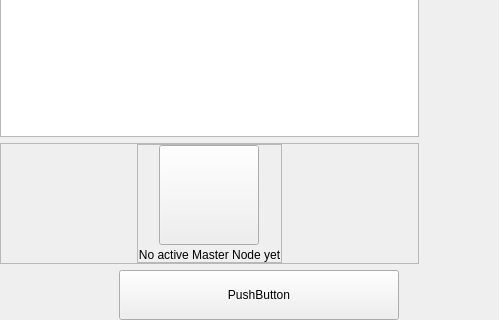
This is src/qt/pivx/forms/masternodeswidget.ui in RapidsOfficial/Rapids as Qt 5 draws it before an edit; both pictures show x 0 to 499 and y 86 to 406 of the 629 by 406 pixel window. The edited form follows.
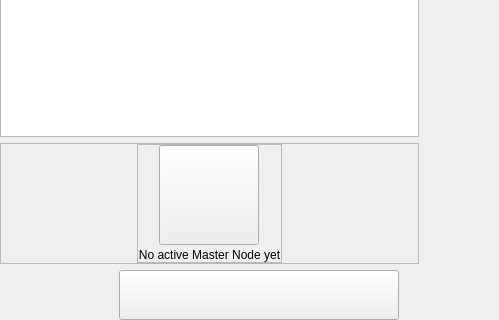
This is the edited form. Custom widgets are drawn as their Qt base class.

Commit message:
[GUI] Remove every pushButton focus property.
This is because a linux-only issue in which the button gets highlighted in an invalid way.

Diff of the .ui file:
```diff
--- a/src/qt/pivx/forms/masternodeswidget.ui
+++ b/src/qt/pivx/forms/masternodeswidget.ui
@@ -272,7 +272,7 @@
              </size>
             </property>
             <property name="text">
-             <string>PushButton</string>
+             <string/>
             </property>
            </widget>
           </item>
```
Left out of the diff: 6 changed lines with no effect on the pictures. The commit also changes 42 other files.
